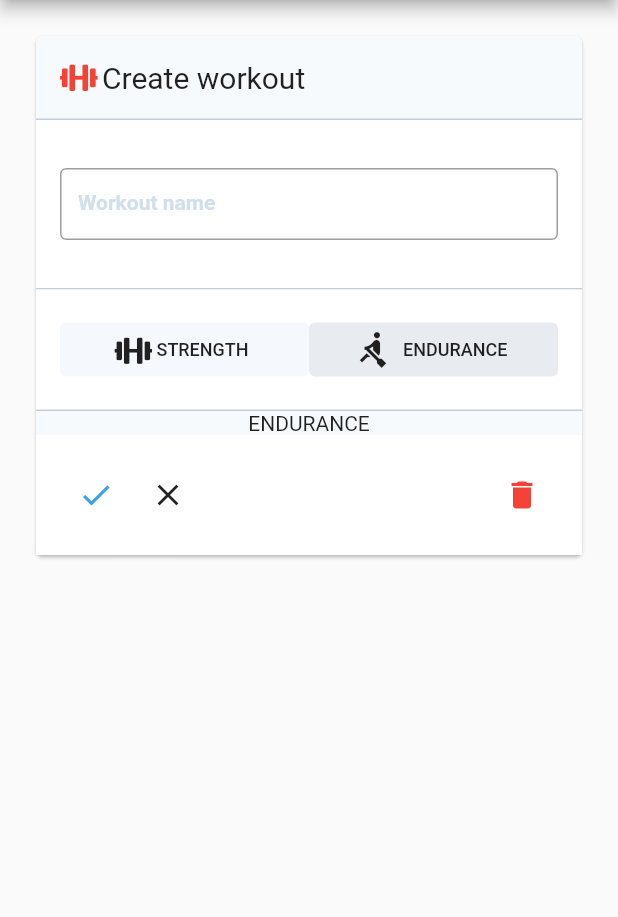
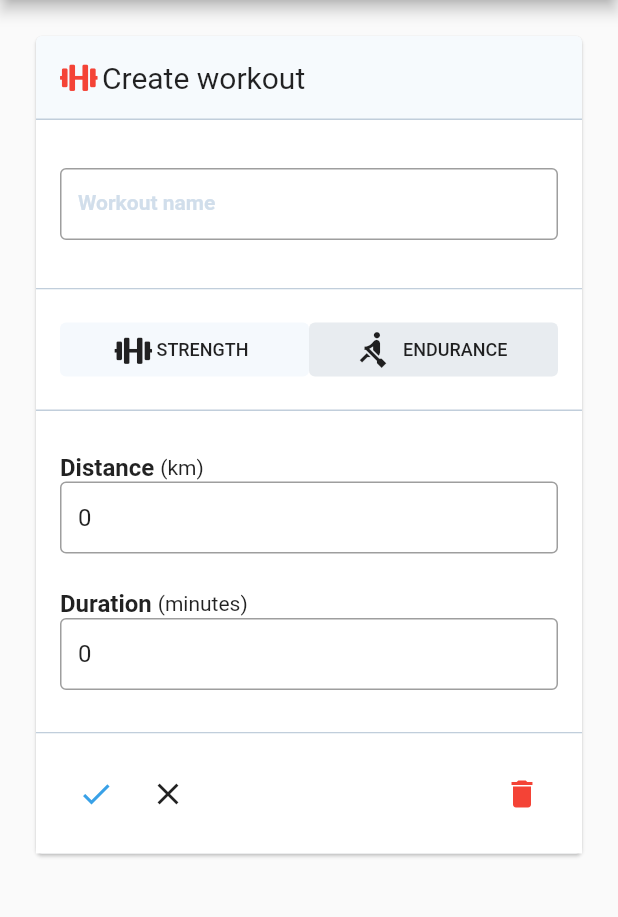
Before and after one commit to davidanaya/scheduler-flutter, a Flutter app: the WorkoutDetail screen opened directly, after a tap on "ENDURANCE", on a phone screen of 412 x 824 dp, the part 84-1001 px from its top. Run offline on Flutter 3.47's test engine with Material 2 defaults, Android fonts, the phone set to English and light mode, and no system bars; our stand-ins replace cloud_firestore, font_awesome_flutter, rxdart, sqflite; accounts and stored records are empty; statements that could not run were skipped.

Commit message:
render and persist strength and endurance details

```diff
--- a/lib/src/meals/widgets/meal_form.dart
+++ b/lib/src/meals/widgets/meal_form.dart
@@ -21,10 +21,9 @@ class _MealFormState extends State<MealForm> {
 
   @override
   void initState() {
-    super.initState();
-
     _nameController.text = widget.meal.name;
     widget.meal.food.forEach(_addFoodController);
+    super.initState();
   }
 
   @override
--- a/lib/src/workouts/models/endurance.dart
+++ b/lib/src/workouts/models/endurance.dart
@@ -13,6 +13,6 @@ abstract class Endurance {
       {'distance': distance, 'minutes': minutes};
 
   String enduranceToString() {
-    return '[ distance: $distance, minutes: $minutes ]';
+    return 'Distance: $distance Minutes: $minutes';
   }
 }
--- a/lib/src/workouts/models/strength.dart
+++ b/lib/src/workouts/models/strength.dart
@@ -15,6 +15,6 @@ abstract class Strength {
       {'reps': reps, 'sets': sets, 'weight': weight};
 
   String strengthToString() {
-    return '[ reps: $reps, sets: $sets, weight: $weight ]';
+    return 'Reps: $reps Sets: $sets Weight: $weight';
   }
 }
--- a/lib/src/workouts/models/workout.dart
+++ b/lib/src/workouts/models/workout.dart
@@ -19,10 +19,8 @@ class Workout extends Object with Strength, Endurance {
     _id = snapshot.documentID;
 
     name = snapshot.data['name'];
-    _type = WorkoutType.values.firstWhere((e) {
-      print('$e, ${snapshot.data['type']}');
-      return e.toString() == snapshot.data['type'];
-    });
+    _type = WorkoutType.values
+        .firstWhere((e) => e.toString() == snapshot.data['type']);
 
     isStrength
         ? strengthFromSnapshot(snapshot)
--- a/lib/src/workouts/pages/workouts_list.dart
+++ b/lib/src/workouts/pages/workouts_list.dart
@@ -91,7 +91,9 @@ class WorkoutTile extends StatelessWidget {
             child: ListTile(
               title: Text(workout.name),
               subtitle: Text(
-                workout.type,
+                workout.isStrength
+                    ? workout.strengthToString()
+                    : workout.enduranceToString(),
                 style: TextStyle(
                     color: Color(0xFF8ea6bd),
                     fontSize: 12.0,
--- /dev/null
+++ b/lib/src/workouts/widgets/endurance_form.dart
@@ -0,0 +1,62 @@
+import 'package:flutter/material.dart';
+
+import 'package:scheduler_flutter/src/shared/widgets/card-section.dart';
+import 'package:scheduler_flutter/src/workouts/models/workout.dart';
+
+class EnduranceForm extends StatefulWidget {
+  final Workout workout;
+
+  EnduranceForm(this.workout);
+
+  @override
+  _EnduranceFormState createState() => _EnduranceFormState();
+}
+
+class _EnduranceFormState extends State<EnduranceForm> {
+  // we could mantain the state of the edit fields adding state here
+  // now, if user clicks between Endurance and endurance, non committed changes are lost
+  @override
+  Widget build(BuildContext context) {
+    return CardSection(
+      child: Column(children: <Widget>[
+        _enduranceItem('Distance', widget.workout.distance.toString(),
+            (value) => widget.workout.distance = int.parse(value),
+            units: 'km'),
+        _enduranceItem('Duration', widget.workout.minutes.toString(),
+            (value) => widget.workout.minutes = int.parse(value),
+            units: 'minutes')
+      ]),
+      showBottomBorder: true,
+    );
+  }
+
+  Widget _enduranceItem(String text, String initialValue, Function saveFn,
+      {String units}) {
+    return Container(
+        padding: EdgeInsets.symmetric(vertical: 12.0),
+        child: Column(children: <Widget>[
+          Align(
+            alignment: Alignment.topLeft,
+            child: Row(children: _labelWithUnits(text, units).toList()),
+          ),
+          TextFormField(
+            initialValue: initialValue,
+            keyboardType: TextInputType.number,
+            onSaved: saveFn,
+            decoration: InputDecoration(
+                contentPadding: EdgeInsets.all(12.0),
+                border: OutlineInputBorder()),
+          )
+        ]));
+  }
+
+  Iterable<Widget> _labelWithUnits(String text, String units) sync* {
+    yield Text(text,
+        style: TextStyle(fontSize: 16.0, fontWeight: FontWeight.w600));
+
+    if (units != null) {
+      yield Padding(
+          padding: EdgeInsets.only(left: 4.0), child: Text('($units)'));
+    }
+  }
+}
--- /dev/null
+++ b/lib/src/workouts/widgets/strength_form.dart
@@ -0,0 +1,63 @@
+import 'package:flutter/material.dart';
+
+import 'package:scheduler_flutter/src/shared/widgets/card-section.dart';
+import 'package:scheduler_flutter/src/workouts/models/workout.dart';
+
+class StrengthForm extends StatefulWidget {
+  final Workout workout;
+
+  StrengthForm(this.workout);
+
+  @override
+  _StrengthFormState createState() => _StrengthFormState();
+}
+
+class _StrengthFormState extends State<StrengthForm> {
+  // we could mantain the state of the edit fields adding state here
+  // now, if user clicks between strength and endurance, non committed changes are lost
+  @override
+  Widget build(BuildContext context) {
+    return CardSection(
+      child: Column(children: <Widget>[
+        _strengthItem('Reps', widget.workout.reps.toString(),
+            (value) => widget.workout.reps = int.parse(value)),
+        _strengthItem('Sets', widget.workout.sets.toString(),
+            (value) => widget.workout.sets = int.parse(value)),
+        _strengthItem('Weight', widget.workout.weight.toString(),
+            (value) => widget.workout.weight = int.parse(value),
+            units: 'kg')
+      ]),
+      showBottomBorder: true,
+    );
+  }
+
+  Widget _strengthItem(String text, String initialValue, Function saveFn,
+      {String units}) {
+    return Container(
+        padding: EdgeInsets.symmetric(vertical: 12.0),
+        child: Column(children: <Widget>[
+          Align(
+            alignment: Alignment.topLeft,
+            child: Row(children: _labelWithUnits(text, units).toList()),
+          ),
+          TextFormField(
+            initialValue: initialValue,
+            keyboardType: TextInputType.number,
+            onSaved: saveFn,
+            decoration: InputDecoration(
+                contentPadding: EdgeInsets.all(12.0),
+                border: OutlineInputBorder()),
+          )
+        ]));
+  }
+
+  Iterable<Widget> _labelWithUnits(String text, String units) sync* {
+    yield Text(text,
+        style: TextStyle(fontSize: 16.0, fontWeight: FontWeight.w600));
+
+    if (units != null) {
+      yield Padding(
+          padding: EdgeInsets.only(left: 4.0), child: Text('($units)'));
+    }
+  }
+}
--- a/lib/src/workouts/widgets/workout_form.dart
+++ b/lib/src/workouts/widgets/workout_form.dart
@@ -4,6 +4,8 @@ import 'package:scheduler_flutter/bloc_provider.dart';
 import 'package:scheduler_flutter/src/shared/widgets/card-section.dart';
 import 'package:scheduler_flutter/src/shared/widgets/form_buttons.dart';
 import 'package:scheduler_flutter/src/workouts/models/workout.dart';
+import 'package:scheduler_flutter/src/workouts/widgets/endurance_form.dart';
+import 'package:scheduler_flutter/src/workouts/widgets/strength_form.dart';
 import 'package:scheduler_flutter/src/workouts/widgets/workout_type_selector.dart';
 
 class WorkoutForm extends StatefulWidget {
@@ -39,7 +41,9 @@ class _WorkoutFormState extends State<WorkoutForm> {
         child: Column(children: <Widget>[
           _workoutName(),
           WorkoutTypeSelector(widget.workout.isStrength ? 0 : 1, _onSelectType),
-          widget.workout.isStrength ? Text('STRENGTH') : Text('ENDURANCE'),
+          widget.workout.isStrength
+              ? StrengthForm(widget.workout)
+              : EnduranceForm(widget.workout),
           _formButtons(context)
         ]));
   }
@@ -92,7 +96,6 @@ class _WorkoutFormState extends State<WorkoutForm> {
   _saveWorkout(BuildContext context) {
     final workoutsBloc = BlocProvider.of(context).workoutsBloc;
 
-    print('WORKOUT ${widget.workout}');
     if (this._formKey.currentState.validate()) {
       // update info from form into current meal
       _formKey.currentState.save();
```
